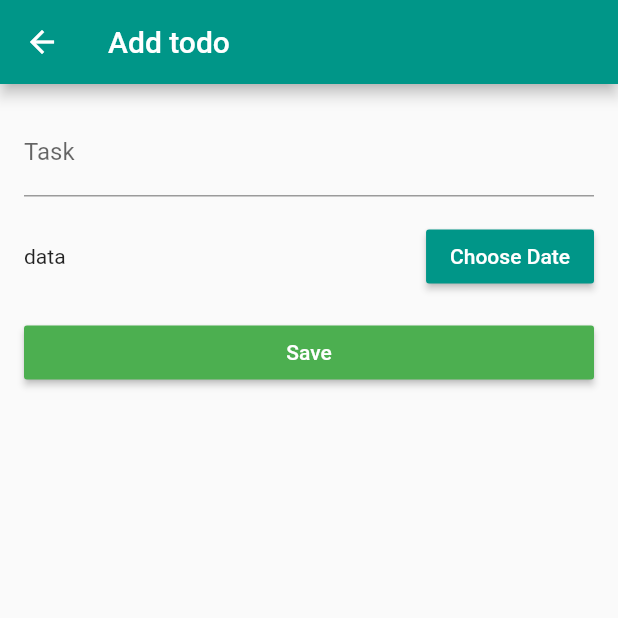
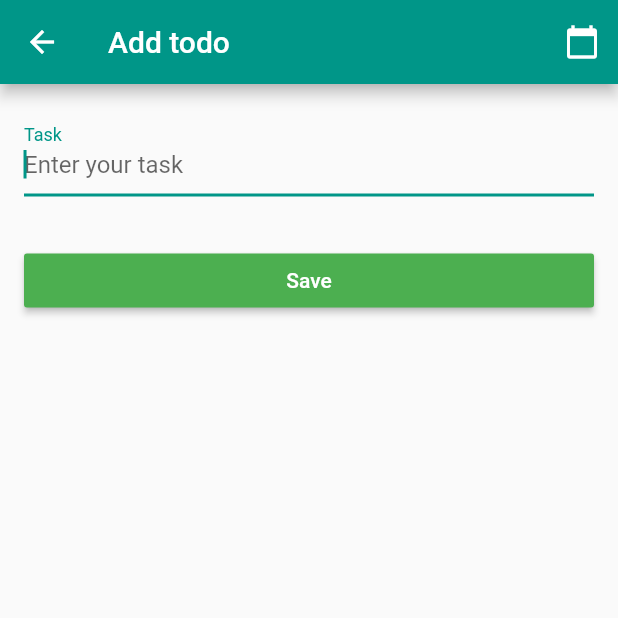
Before and after one commit to its-me-mahmud/todo_app_example, a Flutter app: the TodoEditPage screen opened directly, on a phone screen of 412 x 824 dp, the top half of it. Run offline on Flutter 3.47's test engine with Material 2 defaults, Android fonts, the phone set to English and light mode, and no system bars; our stand-ins replace date_format, equatable.

Commit message:
refactor pick date

```diff
--- a/lib/pages/todo_edit_page.dart
+++ b/lib/pages/todo_edit_page.dart
@@ -33,10 +33,22 @@ class _TodoEditPageState extends State<TodoEditPage> {
 
   @override
   Widget build(BuildContext context) {
-    final todoProvider = Provider.of<TodoProvider>(context, listen: false);
+    final _todoProvider = Provider.of<TodoProvider>(context, listen: false);
     return Scaffold(
       appBar: AppBar(
         title: Text(widget.todoModel != null ? 'Edit todo' : 'Add todo'),
+        actions: [
+          IconButton(
+            icon: const Icon(Icons.calendar_today),
+            onPressed: () {
+              _pickDate(context, _todoProvider).then((value) {
+                if (value != null) {
+                  _todoProvider.changeDate = value;
+                }
+              });
+            },
+          ),
+        ],
       ),
       body: Padding(
         padding: const EdgeInsets.all(16).copyWith(bottom: 0),
@@ -44,6 +56,7 @@ class _TodoEditPageState extends State<TodoEditPage> {
           crossAxisAlignment: CrossAxisAlignment.stretch,
           children: [
             TextField(
+              autofocus: true,
               controller: _taskController,
               minLines: 1,
               maxLines: 5,
@@ -52,26 +65,14 @@ class _TodoEditPageState extends State<TodoEditPage> {
                 hintText: 'Enter your task',
               ),
             ),
-            const SizedBox(height: 16),
-            Row(
-              mainAxisAlignment: MainAxisAlignment.spaceBetween,
-              children: [
-                Text('data'),
-                ReusableButton(
-                  color: Theme.of(context).primaryColor,
-                  title: 'Choose Date',
-                  onPressed: () => chooseDate(context),
-                ),
-              ],
-            ),
-            const SizedBox(height: 16),
+            const SizedBox(height: 32),
             ReusableButton(
               color: (widget.todoModel == null) ? Colors.green : Colors.blue,
               title: (widget.todoModel == null) ? 'Save' : 'Update',
               onPressed: () {
                 (widget.todoModel == null)
-                    ? todoProvider.saveTodo(_taskController.text)
-                    : todoProvider.updateTodo(
+                    ? _todoProvider.saveTodo(_taskController.text)
+                    : _todoProvider.updateTodo(
                         widget.todoModel.id, _taskController.text);
                 Navigator.pop(context);
               },
@@ -82,7 +83,7 @@ class _TodoEditPageState extends State<TodoEditPage> {
                     color: Theme.of(context).errorColor,
                     title: 'Remove',
                     onPressed: () {
-                      todoProvider.removeTodo(widget.todoModel);
+                      _todoProvider.removeTodo(widget.todoModel);
                       Navigator.pop(context);
                     },
                   ),
@@ -92,13 +93,20 @@ class _TodoEditPageState extends State<TodoEditPage> {
     );
   }
 
-  Future<DateTime> chooseDate(BuildContext context) async {
-    DateTime date = await showDatePicker(
+  Future<DateTime> _pickDate(
+    BuildContext context,
+    TodoProvider todoProvider,
+  ) async {
+    final pickedDate = await showDatePicker(
       context: context,
-      initialDate: DateTime.now(),
+      initialDate: todoProvider.date,
       firstDate: DateTime(2020),
       lastDate: DateTime(2050),
     );
-    return date;
+    if (pickedDate != null) {
+      return pickedDate;
+    } else {
+      return null;
+    }
   }
 }
--- a/lib/providers/todo_provider.dart
+++ b/lib/providers/todo_provider.dart
@@ -4,18 +4,25 @@ import 'package:uuid/uuid.dart';
 import '../models/todo_model.dart';
 
 class TodoProvider extends ChangeNotifier {
+  List<TodoModel> _todos = [];
   var _uuid = Uuid();
-  List<TodoModel> _todos = [];
+  DateTime _date = DateTime.now();
 
   get todos => _todos;
+  get date => _date;
+
+  set changeDate(DateTime date) {
+    _date = date;
+    notifyListeners();
+  }
 
   void saveTodo(String task) {
     _todos = [
       ..._todos,
       TodoModel(
         id: _uuid.v4(),
-        task: task,
-        date: DateTime.now().toString(),
+        task: task.trim(),
+        date: _date.toIso8601String(),
       ),
     ];
     print('add id: ${_uuid.v4().toString()}');
@@ -28,8 +35,8 @@ class TodoProvider extends ChangeNotifier {
         if (todoModel.id == id)
           TodoModel(
             id: todoModel.id,
-            task: task,
-            date: DateTime.now().toString(),
+            task: task.trim(),
+            date: _date.toIso8601String(),
           )
         else
           todoModel,
```
Also changed, not shown: lib/pages/todo_list_page.dart (+7 -2 lines).
